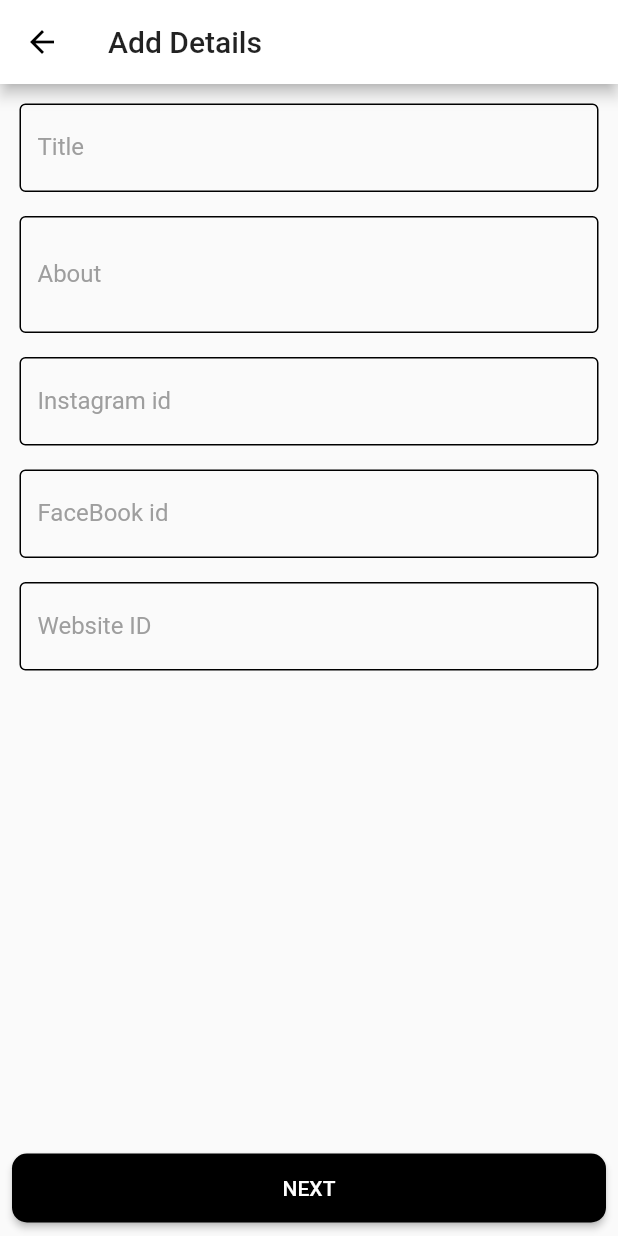
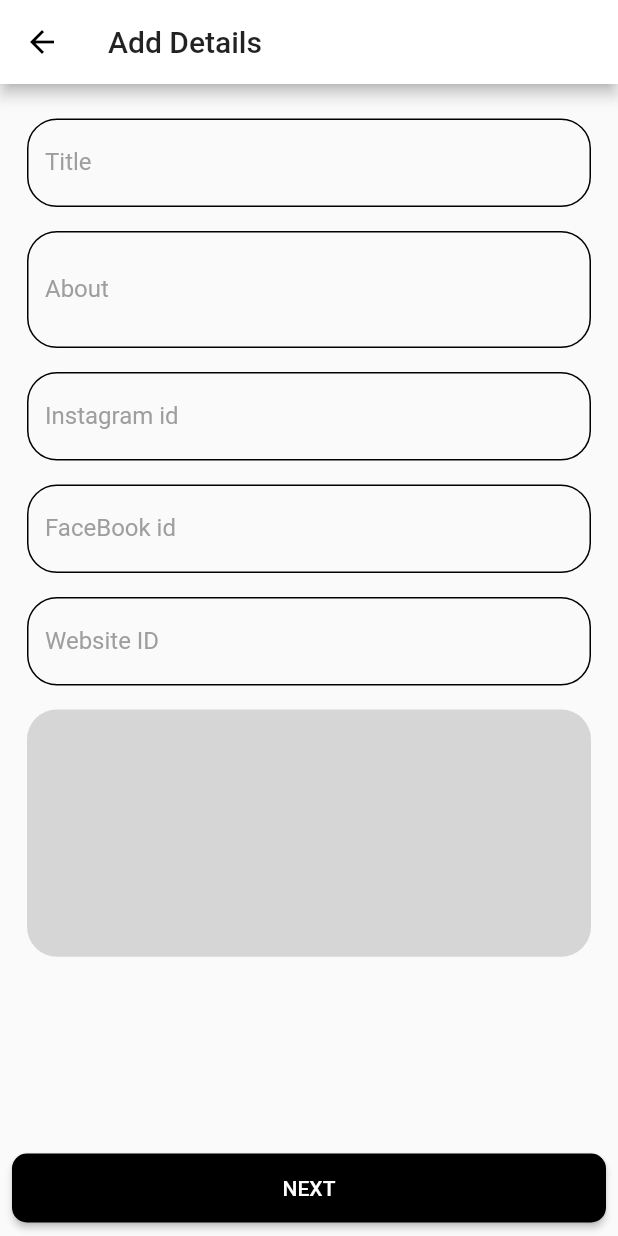
Before and after one commit to cd-hack/webster-flutter, a Flutter app: the FormPage screen opened by its route, on a phone screen of 412 x 824 dp. Run offline on Flutter 3.47's test engine with Material 2 defaults, Android fonts, the light colour scheme and no system bars; our stand-ins replace dio, email_validator, google_fonts, image_picker, shared_preferences; missing offline and left inert: flutter_sparkline; accounts and stored records are empty; statements that could not run were skipped.

Commit message:
minor changes

```diff
--- a/lib/pages/add-new-form-page.dart
+++ b/lib/pages/add-new-form-page.dart
@@ -41,13 +41,14 @@ class _FormPageState extends State<FormPage> {
 
   @override
   Widget build(BuildContext context) {
+    final height = MediaQuery.of(context).size.height;
     print(widget.websiteType);
     return Scaffold(
       appBar: AppBar(
         title: Text("Add Details"),
       ),
       body: Container(
-        margin: EdgeInsets.all(5),
+        margin: EdgeInsets.symmetric(vertical: 15, horizontal: 10),
         //width: MediaQuery.of(context).size.width * 0.9,
         //color: Colors.yellow,
         child: Form(
@@ -65,11 +66,16 @@ class _FormPageState extends State<FormPage> {
                       focusedErrorBorder:
                           OutlineInputBorder(borderSide: BorderSide(width: 2)),
                       errorBorder: OutlineInputBorder(
+                          borderRadius: BorderRadius.circular(20),
                           borderSide: BorderSide(width: 2, color: Colors.red)),
-                      focusedBorder:
-                          OutlineInputBorder(borderSide: BorderSide(width: 2)),
+                      focusedBorder: OutlineInputBorder(
+                          borderRadius: BorderRadius.circular(20),
+                          borderSide: BorderSide(width: 2)),
                       enabledBorder: OutlineInputBorder(
-                        borderSide: BorderSide(width: 1.0),
+                        borderRadius: BorderRadius.circular(20),
+                        borderSide: BorderSide(
+                          width: 1.0,
+                        ),
                       ),
                     ),
                   ),
@@ -83,13 +89,17 @@ class _FormPageState extends State<FormPage> {
                     decoration: InputDecoration(
                       labelStyle: TextStyle(color: Colors.grey),
                       labelText: "About",
-                      focusedErrorBorder:
-                          OutlineInputBorder(borderSide: BorderSide(width: 2)),
+                      focusedErrorBorder: OutlineInputBorder(
+                          borderRadius: BorderRadius.circular(20),
+                          borderSide: BorderSide(width: 2)),
                       errorBorder: OutlineInputBorder(
+                          borderRadius: BorderRadius.circular(20),
                           borderSide: BorderSide(width: 2, color: Colors.red)),
-                      focusedBorder:
-                          OutlineInputBorder(borderSide: BorderSide(width: 2)),
+                      focusedBorder: OutlineInputBorder(
+                          borderRadius: BorderRadius.circular(20),
+                          borderSide: BorderSide(width: 2)),
                       enabledBorder: OutlineInputBorder(
+                        borderRadius: BorderRadius.circular(20),
                         borderSide: BorderSide(width: 1.0),
                       ),
                     ),
@@ -103,13 +113,17 @@ class _FormPageState extends State<FormPage> {
                     decoration: InputDecoration(
                       labelStyle: TextStyle(color: Colors.grey),
                       labelText: "Instagram id",
-                      focusedErrorBorder:
-                          OutlineInputBorder(borderSide: BorderSide(width: 2)),
+                      focusedErrorBorder: OutlineInputBorder(
+                          borderRadius: BorderRadius.circular(20),
+                          borderSide: BorderSide(width: 2)),
                       errorBorder: OutlineInputBorder(
+                          borderRadius: BorderRadius.circular(20),
                           borderSide: BorderSide(width: 2, color: Colors.red)),
-                      focusedBorder:
-                          OutlineInputBorder(borderSide: BorderSide(width: 2)),
+                      focusedBorder: OutlineInputBorder(
+                          borderRadius: BorderRadius.circular(20),
+                          borderSide: BorderSide(width: 2)),
                       enabledBorder: OutlineInputBorder(
+                        borderRadius: BorderRadius.circular(20),
                         borderSide: BorderSide(width: 1.0),
                       ),
                     ),
@@ -123,13 +137,17 @@ class _FormPageState extends State<FormPage> {
                     decoration: InputDecoration(
                       labelStyle: TextStyle(color: Colors.grey),
                       labelText: "FaceBook id",
-                      focusedErrorBorder:
-                          OutlineInputBorder(borderSide: BorderSide(width: 2)),
+                      focusedErrorBorder: OutlineInputBorder(
+                          borderRadius: BorderRadius.circular(20),
+                          borderSide: BorderSide(width: 2)),
                       errorBorder: OutlineInputBorder(
+                          borderRadius: BorderRadius.circular(20),
                           borderSide: BorderSide(width: 2, color: Colors.red)),
-                      focusedBorder:
-                          OutlineInputBorder(borderSide: BorderSide(width: 2)),
+                      focusedBorder: OutlineInputBorder(
+                          borderRadius: BorderRadius.circular(20),
+                          borderSide: BorderSide(width: 2)),
                       enabledBorder: OutlineInputBorder(
+                        borderRadius: BorderRadius.circular(20),
                         borderSide: BorderSide(width: 1.0),
                       ),
                     ),
@@ -143,19 +161,32 @@ class _FormPageState extends State<FormPage> {
                     decoration: InputDecoration(
                       labelStyle: TextStyle(color: Colors.grey),
                       labelText: "Website ID",
-                      focusedErrorBorder:
-                          OutlineInputBorder(borderSide: BorderSide(width: 2)),
+                      focusedErrorBorder: OutlineInputBorder(
+                          borderRadius: BorderRadius.circular(20),
+                          borderSide: BorderSide(width: 2)),
                       errorBorder: OutlineInputBorder(
+                          borderRadius: BorderRadius.circular(20),
                           borderSide: BorderSide(width: 2, color: Colors.red)),
-                      focusedBorder:
-                          OutlineInputBorder(borderSide: BorderSide(width: 2)),
+                      focusedBorder: OutlineInputBorder(
+                          borderRadius: BorderRadius.circular(20),
+                          borderSide: BorderSide(width: 2)),
                       enabledBorder: OutlineInputBorder(
+                        borderRadius: BorderRadius.circular(20),
                         borderSide: BorderSide(width: 1.0),
                       ),
                     ),
                   ),
                 ),
-
+                Padding(
+                  padding: const EdgeInsets.all(8),
+                  child: Container(
+                    width: double.infinity,
+                    height: 0.2 * height,
+                    decoration: BoxDecoration(
+                        color: Colors.grey[350],
+                        borderRadius: BorderRadius.circular(20)),
+                  ),
+                )
               ],
             )),
       ),
@@ -175,7 +206,8 @@ class _FormPageState extends State<FormPage> {
                 "ighandle": instagramIdController.text,
                 "fburl": facebookIdController.text,
                 "websiteid": websiteid.text,
-                "lnurl":"",
+                "lnurl": "",
+                "templateType": widget.websiteType
               };
             Navigator.of(context).pushReplacementNamed(
                 AddMoreDetailsPage.routeName,
```
Also changed, not shown: lib/pages/profile-page.dart (+74 -9 lines).
